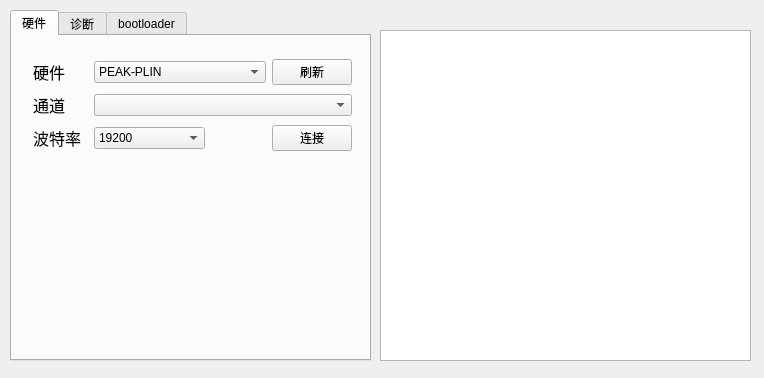
sunbeam0529/PLinBootloader, file PLinBootloader.ui: the form before one commit.
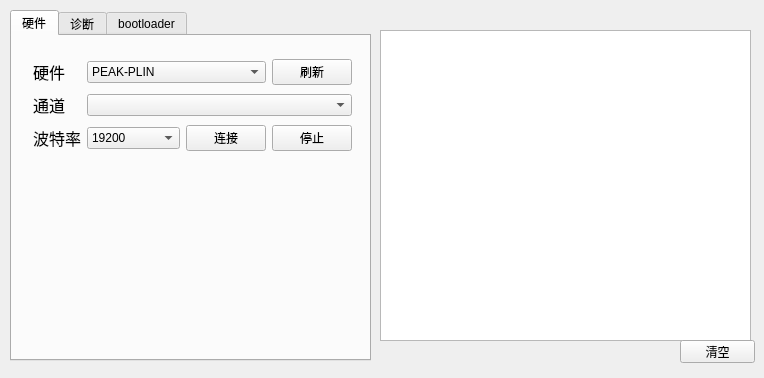
The form after the commit. The open tabs and pages were chosen to show the change.

```diff
--- a/PLinBootloader.ui
+++ b/PLinBootloader.ui
@@ -125,13 +125,6 @@
          </property>
         </widget>
        </item>
-       <item row="2" column="4">
-        <widget class="QPushButton" name="btnConnect">
-         <property name="text">
-          <string>连接</string>
-         </property>
-        </widget>
-       </item>
        <item row="1" column="1" colspan="4">
         <widget class="QComboBox" name="cbbSelectChenal"/>
        </item>
@@ -144,6 +137,20 @@
          </item>
         </widget>
        </item>
+       <item row="2" column="3">
+        <widget class="QPushButton" name="btnConnect">
+         <property name="text">
+          <string>连接</string>
+         </property>
+        </widget>
+       </item>
+       <item row="2" column="4">
+        <widget class="QPushButton" name="btnStop">
+         <property name="text">
+          <string>停止</string>
+         </property>
+        </widget>
+       </item>
       </layout>
      </widget>
     </widget>
@@ -607,10 +614,23 @@
       <x>380</x>
       <y>30</y>
       <width>371</width>
-      <height>331</height>
+      <height>311</height>
      </rect>
     </property>
    </widget>
+   <widget class="QPushButton" name="btnClear">
+    <property name="geometry">
+     <rect>
+      <x>680</x>
+      <y>340</y>
+      <width>75</width>
+      <height>23</height>
+     </rect>
+    </property>
+    <property name="text">
+     <string>清空</string>
+    </property>
+   </widget>
   </widget>
  </widget>
  <layoutdefault spacing="6" margin="11"/>
```
Left out of the diff: 2 changed lines with no effect on the pictures.
